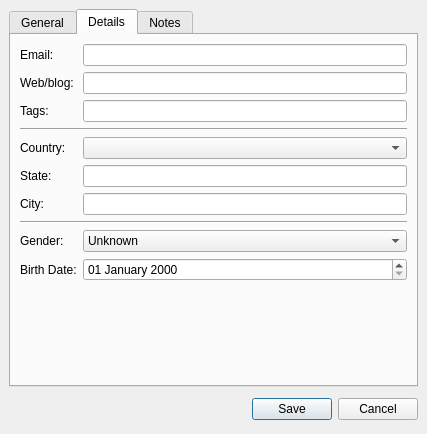
Qt form wengophone/src/presentation/qt/profile/ProfileDetails.ui (tkrotoff/WengoPhone) before a commit.
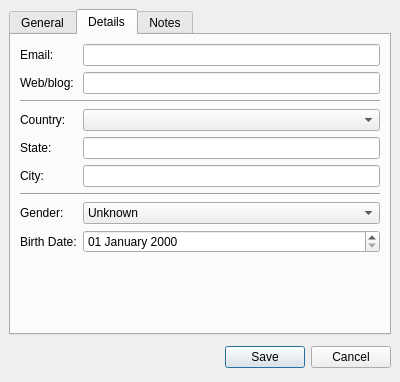
The same form after that commit. The open tabs and pages were chosen to show the change. Icons and pictures are not drawn.

Commit message: close tab fixed inside QtPhoneCall.cpp

Patch:
```diff
--- a/wengophone/src/presentation/qt/profile/ProfileDetails.ui
+++ b/wengophone/src/presentation/qt/profile/ProfileDetails.ui
@@ -8,8 +8,8 @@
    <rect>
     <x>0</x>
     <y>0</y>
-    <width>427</width>
-    <height>434</height>
+    <width>400</width>
+    <height>382</height>
    </rect>
   </property>
   <layout class="QGridLayout" >
@@ -274,10 +274,110 @@
        <property name="spacing" >
         <number>6</number>
        </property>
+       <item row="1" column="0" >
+        <widget class="QLabel" name="label_21" >
+         <property name="text" >
+          <string>Web/blog:</string>
+         </property>
+        </widget>
+       </item>
+       <item row="2" column="0" colspan="2" >
+        <widget class="Line" name="line" >
+         <property name="orientation" >
+          <enum>Qt::Horizontal</enum>
+         </property>
+        </widget>
+       </item>
+       <item row="3" column="0" >
+        <widget class="QLabel" name="label_11" >
+         <property name="text" >
+          <string>Country:</string>
+         </property>
+        </widget>
+       </item>
+       <item row="4" column="0" >
+        <widget class="QLabel" name="label_12" >
+         <property name="text" >
+          <string>State:</string>
+         </property>
+        </widget>
+       </item>
+       <item row="5" column="0" >
+        <widget class="QLabel" name="label_8" >
+         <property name="text" >
+          <string>City:</string>
+         </property>
+        </widget>
+       </item>
+       <item row="6" column="0" colspan="2" >
+        <widget class="Line" name="line_2" >
+         <property name="orientation" >
+          <enum>Qt::Horizontal</enum>
+         </property>
+        </widget>
+       </item>
+       <item row="7" column="0" >
+        <widget class="QLabel" name="label_10" >
+         <property name="text" >
+          <string>Gender:</string>
+         </property>
+        </widget>
+       </item>
+       <item row="8" column="0" >
+        <widget class="QLabel" name="label_7" >
+         <property name="text" >
+          <string>Birth Date:</string>
+         </property>
+        </widget>
+       </item>
+       <item row="9" column="1" >
+        <spacer>
+         <property name="orientation" >
+          <enum>Qt::Vertical</enum>
+         </property>
+         <property name="sizeHint" >
+          <size>
+           <width>20</width>
+           <height>40</height>
+          </size>
+         </property>
+        </spacer>
+       </item>
+       <item row="0" column="0" >
+        <widget class="QLabel" name="label_19" >
+         <property name="text" >
+          <string>Email:</string>
+         </property>
+        </widget>
+       </item>
+       <item row="1" column="1" >
+        <widget class="QLineEdit" name="webLineEdit" />
+       </item>
+       <item row="0" column="1" >
+        <widget class="QLineEdit" name="emailLineEdit" />
+       </item>
        <item row="4" column="1" >
-        <widget class="QComboBox" name="countryComboBox" />
+        <widget class="QLineEdit" name="stateLineEdit" >
+         <property name="maxLength" >
+          <number>20</number>
+         </property>
+        </widget>
+       </item>
+       <item row="5" column="1" >
+        <widget class="QLineEdit" name="cityLineEdit" >
+         <property name="maxLength" >
+          <number>20</number>
+         </property>
+        </widget>
        </item>
        <item row="8" column="1" >
+        <widget class="QDateEdit" name="birthDate" >
+         <property name="displayFormat" >
+          <string>dd MMMM yyyy</string>
+         </property>
+        </widget>
+       </item>
+       <item row="7" column="1" >
         <widget class="QComboBox" name="genderComboBox" >
          <item>
           <property name="text" >
@@ -296,118 +396,8 @@
          </item>
         </widget>
        </item>
-       <item row="9" column="1" >
-        <widget class="QDateEdit" name="birthDate" >
-         <property name="displayFormat" >
-          <string>dd MMMM yyyy</string>
-         </property>
-        </widget>
-       </item>
-       <item row="6" column="1" >
-        <widget class="QLineEdit" name="cityLineEdit" >
-         <property name="maxLength" >
-          <number>20</number>
-         </property>
-        </widget>
-       </item>
-       <item row="5" column="1" >
-        <widget class="QLineEdit" name="stateLineEdit" >
-         <property name="maxLength" >
-          <number>20</number>
-         </property>
-        </widget>
-       </item>
-       <item row="0" column="1" >
-        <widget class="QLineEdit" name="emailLineEdit" />
-       </item>
-       <item row="1" column="1" >
-        <widget class="QLineEdit" name="webLineEdit" />
-       </item>
-       <item row="2" column="1" >
-        <widget class="QLineEdit" name="lineEdit" />
-       </item>
-       <item row="2" column="0" >
-        <widget class="QLabel" name="label_22" >
-         <property name="text" >
-          <string>Tags:</string>
-         </property>
-        </widget>
-       </item>
-       <item row="0" column="0" >
-        <widget class="QLabel" name="label_19" >
-         <property name="text" >
-          <string>Email:</string>
-         </property>
-        </widget>
-       </item>
-       <item row="10" column="1" >
-        <spacer>
-         <property name="orientation" >
-          <enum>Qt::Vertical</enum>
-         </property>
-         <property name="sizeHint" >
-          <size>
-           <width>20</width>
-           <height>40</height>
-          </size>
-         </property>
-        </spacer>
-       </item>
-       <item row="9" column="0" >
-        <widget class="QLabel" name="label_7" >
-         <property name="text" >
-          <string>Birth Date:</string>
-         </property>
-        </widget>
-       </item>
-       <item row="8" column="0" >
-        <widget class="QLabel" name="label_10" >
-         <property name="text" >
-          <string>Gender:</string>
-         </property>
-        </widget>
-       </item>
-       <item row="7" column="0" colspan="2" >
-        <widget class="Line" name="line_2" >
-         <property name="orientation" >
-          <enum>Qt::Horizontal</enum>
-         </property>
-        </widget>
-       </item>
-       <item row="6" column="0" >
-        <widget class="QLabel" name="label_8" >
-         <property name="text" >
-          <string>City:</string>
-         </property>
-        </widget>
-       </item>
-       <item row="5" column="0" >
-        <widget class="QLabel" name="label_12" >
-         <property name="text" >
-          <string>State:</string>
-         </property>
-        </widget>
-       </item>
-       <item row="4" column="0" >
-        <widget class="QLabel" name="label_11" >
-         <property name="text" >
-          <string>Country:</string>
-         </property>
-        </widget>
-       </item>
-       <item row="3" column="0" colspan="2" >
-        <widget class="Line" name="line" >
-         <property name="orientation" >
-          <enum>Qt::Horizontal</enum>
-         </property>
-        </widget>
-       </item>
-       <item row="1" column="0" >
-        <widget class="QLabel" name="label_21" >
-         <property name="text" >
-          <string>Web/blog:</string>
-         </property>
-        </widget>
+       <item row="3" column="1" >
+        <widget class="QComboBox" name="countryComboBox" />
        </item>
       </layout>
      </widget>
```
The commit also changes 5 other files.
